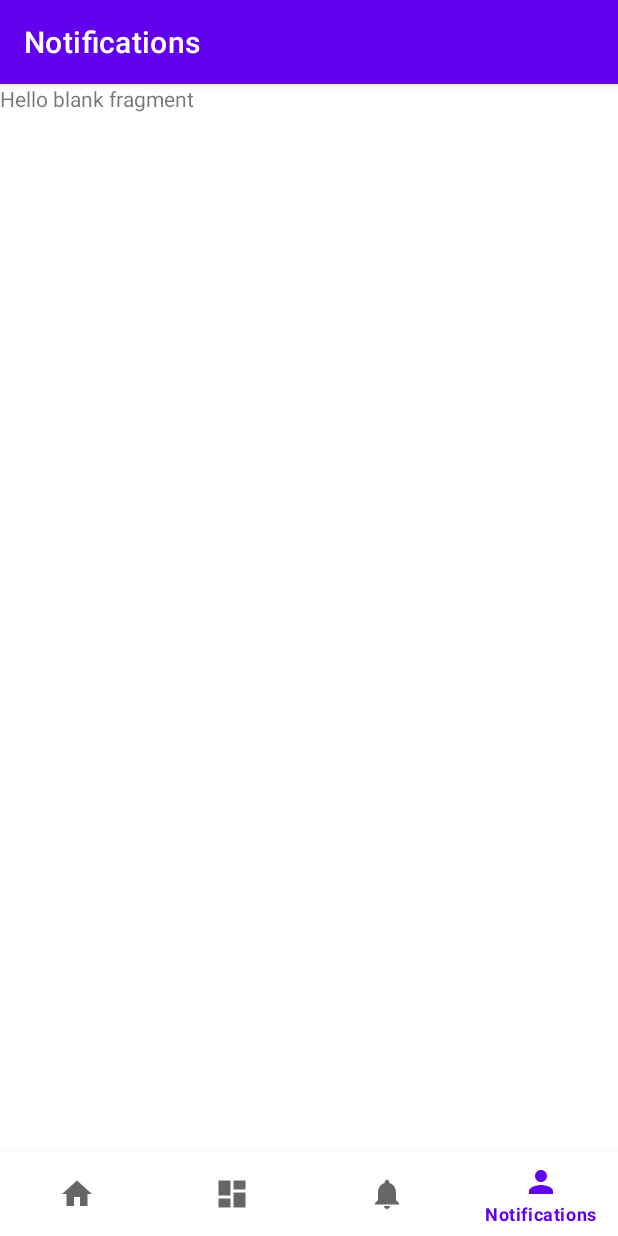
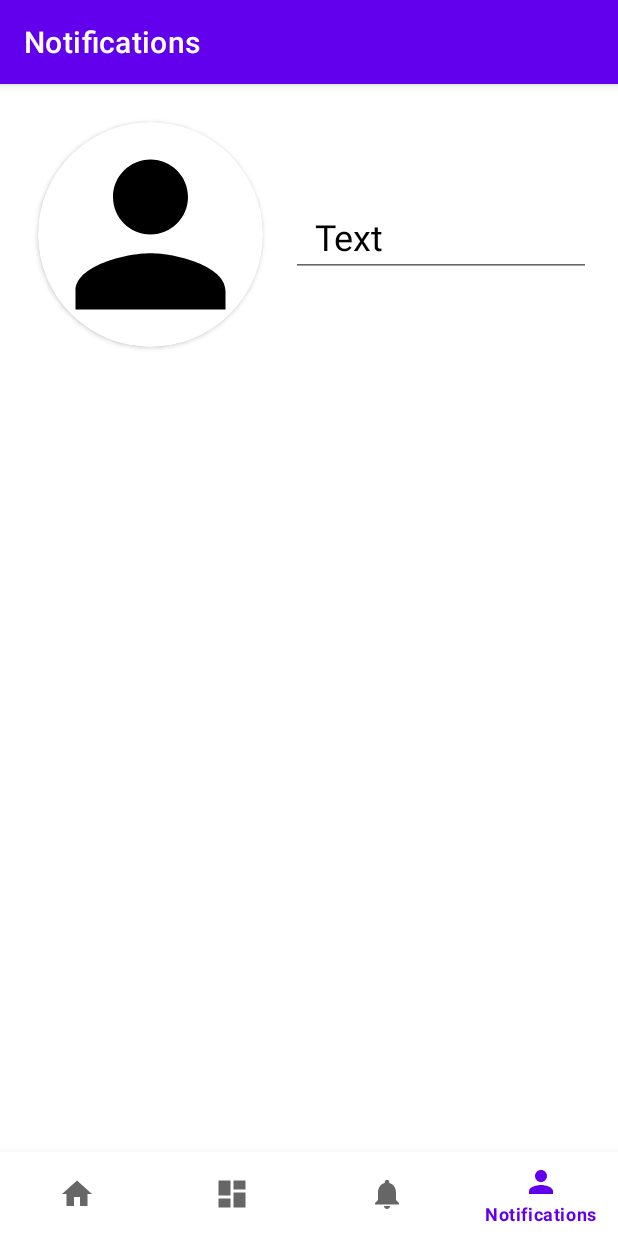
Before and after one commit to se1ennaaa/AppleAdd, an Android app: the ProfileFragment screen opened through its navigation route, on a phone screen of 412 x 824 dp. Run offline under Robolectric (Android 15) with nearby library versions, the phone set to English and light mode, and no system bars; our stand-ins replace navigation-ui; pictures from the network do not load; 8 statements that could not run were skipped.

Commit message:
добавил дз1 и дз3

```diff
--- a/app/src/main/java/com/example/appleadd/ui/onBoard/OnBoardingFragment.kt
+++ b/app/src/main/java/com/example/appleadd/ui/onBoard/OnBoardingFragment.kt
@@ -6,6 +6,7 @@ import android.view.LayoutInflater
 import android.view.View
 import android.view.ViewGroup
 import androidx.navigation.fragment.findNavController
+import com.example.appleadd.R
 import com.example.appleadd.databinding.FragmentOnBoardingBinding
 import com.example.appleadd.model.OnBoard
 import com.example.appleadd.local.Pref
@@ -36,7 +37,7 @@ class OnBoardingFragment : Fragment() {
 
     private fun onClick(onBoard: OnBoard) {
         pref.saveSeen()
-        findNavController().navigateUp()
+        findNavController().navigate(R.id.navigation_home)
     }
 
 
--- a/app/src/main/java/com/example/appleadd/ui/profile/ProfileFragment.kt
+++ b/app/src/main/java/com/example/appleadd/ui/profile/ProfileFragment.kt
@@ -1,23 +1,36 @@
 package com.example.appleadd.ui.profile
 
+import android.app.Activity
+import android.content.Intent
 import android.os.Bundle
 import android.view.LayoutInflater
 import android.view.View
 import android.view.ViewGroup
+import androidx.activity.result.ActivityResult
+import androidx.activity.result.contract.ActivityResultContracts
+import androidx.core.widget.addTextChangedListener
 import androidx.fragment.app.Fragment
 import com.example.appleadd.ARG_PARAM1
 import com.example.appleadd.ARG_PARAM2
 import com.example.appleadd.R
+import com.example.appleadd.databinding.FragmentProfileBinding
+import com.example.appleadd.local.Pref
+import com.example.appleadd.utilse.loadImage
 
 class ProfileFragment : Fragment() {
-    private var param1: String? = null
-    private var param2: String? = null
 
-    override fun onCreate(savedInstanceState: Bundle?) {
-        super.onCreate(savedInstanceState)
-        arguments?.let {
-            param1 = it.getString(ARG_PARAM1)
-            param2 = it.getString(ARG_PARAM2)
+    private lateinit var binding: FragmentProfileBinding
+    private lateinit var pref: Pref
+
+    private val launcher = registerForActivityResult(
+        ActivityResultContracts.StartActivityForResult()
+    ) { result: ActivityResult ->
+        if (result.resultCode == Activity.RESULT_OK
+            && result.data != null
+        ) {
+            val photoUri = result.data?.data
+            pref.saveImage(photoUri.toString())
+            binding.imgAvatar.loadImage(photoUri.toString())
         }
     }
 
@@ -25,8 +38,29 @@ class ProfileFragment : Fragment() {
         inflater: LayoutInflater, container: ViewGroup?,
         savedInstanceState: Bundle?
     ): View? {
-        // Inflate the layout for this fragment
-        return inflater.inflate(R.layout.fragment_profile, container, false)
+        binding = FragmentProfileBinding.inflate(inflater, container, false)
+        return binding.root
     }
 
+    override fun onViewCreated(view: View, savedInstanceState: Bundle?) {
+        super.onViewCreated(view, savedInstanceState)
+        pref = Pref(requireContext())
+        binding.imgAvatar.loadImage(pref.getImage())
+
+        nameSave()
+
+        binding.imgAvatar.setOnClickListener {
+            val intent = Intent()
+            intent.type = "image/*"
+            intent.action = Intent.ACTION_GET_CONTENT
+            launcher.launch(intent)
+        }
+    }
+
+    private fun nameSave() {
+        binding.etName.setText(pref.getName())
+        binding.etName.addTextChangedListener {
+            pref.saveName(binding.etName.text.toString())
+        }
+    }
 }
--- a/app/src/main/res/layout/fragment_profile.xml
+++ b/app/src/main/res/layout/fragment_profile.xml
@@ -1,14 +1,45 @@
 <?xml version="1.0" encoding="utf-8"?>
-<FrameLayout xmlns:android="http://schemas.android.com/apk/res/android"
+<androidx.constraintlayout.widget.ConstraintLayout xmlns:android="http://schemas.android.com/apk/res/android"
     xmlns:tools="http://schemas.android.com/tools"
     android:layout_width="match_parent"
     android:layout_height="match_parent"
-    tools:context=".ui.profile.ProfileFragment">
+    xmlns:app="http://schemas.android.com/apk/res-auto">
 
-    <!-- TODO: Update blank fragment layout -->
-    <TextView
-        android:layout_width="match_parent"
-        android:layout_height="match_parent"
-        android:text="@string/hello_blank_fragment" />
+    <androidx.cardview.widget.CardView
+        android:id="@+id/cv_img"
+        android:layout_width="150dp"
+        android:layout_height="150dp"
+        android:layout_margin="25dp"
+        android:backgroundTint="@color/white"
+        app:cardCornerRadius="250dp"
+        app:layout_constraintStart_toStartOf="parent"
+        app:layout_constraintTop_toTopOf="parent"
+        tools:ignore="MissingConstraints">
 
-</FrameLayout>
+        <ImageView
+            android:id="@+id/img_avatar"
+            android:layout_width="150dp"
+            android:layout_height="150dp"
+            android:scaleType="centerCrop"
+            android:src="@drawable/ic_person"
+            tools:ignore="MissingConstraints" />
+
+    </androidx.cardview.widget.CardView>
+
+    <EditText
+        android:id="@+id/et_name"
+        android:layout_width="200dp"
+        android:layout_height="wrap_content"
+        android:hint="Text"
+        app:layout_constraintStart_toEndOf="@+id/cv_img"
+        app:layout_constraintTop_toTopOf="parent"
+        android:layout_marginHorizontal="20dp"
+        android:layout_marginTop="75dp"
+        android:textColorHint="@color/black"
+        app:layout_constraintEnd_toEndOf="parent"
+        android:textSize="24sp"
+        android:paddingStart="16dp"
+        android:textColor="@color/white"
+        tools:ignore="MissingConstraints" />
+
+</androidx.constraintlayout.widget.ConstraintLayout>
```
